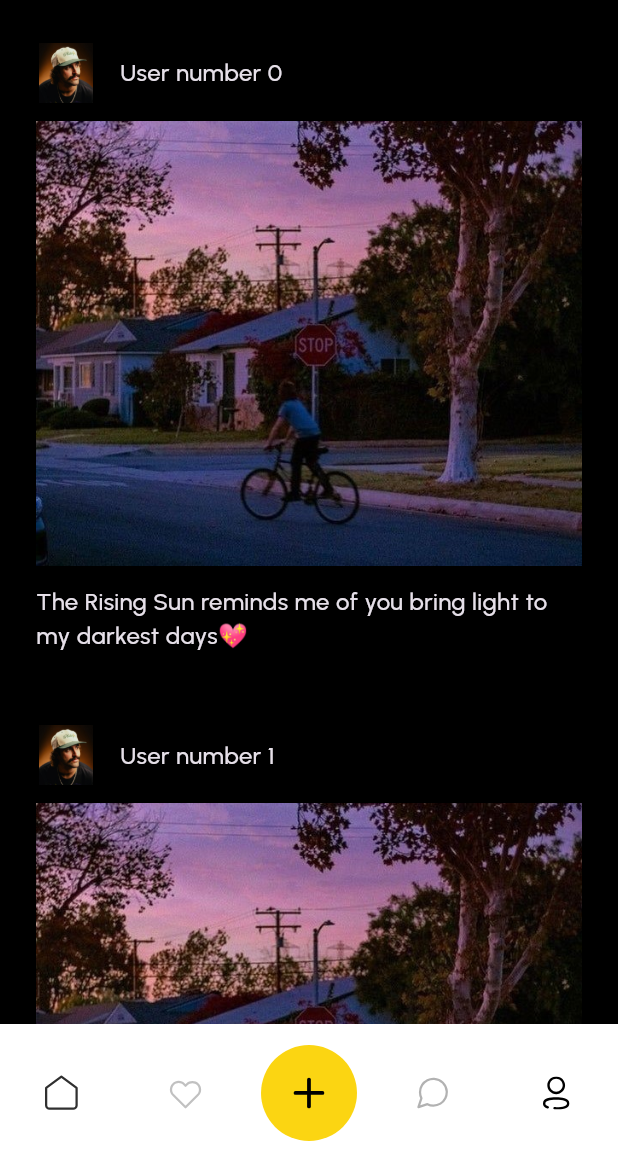
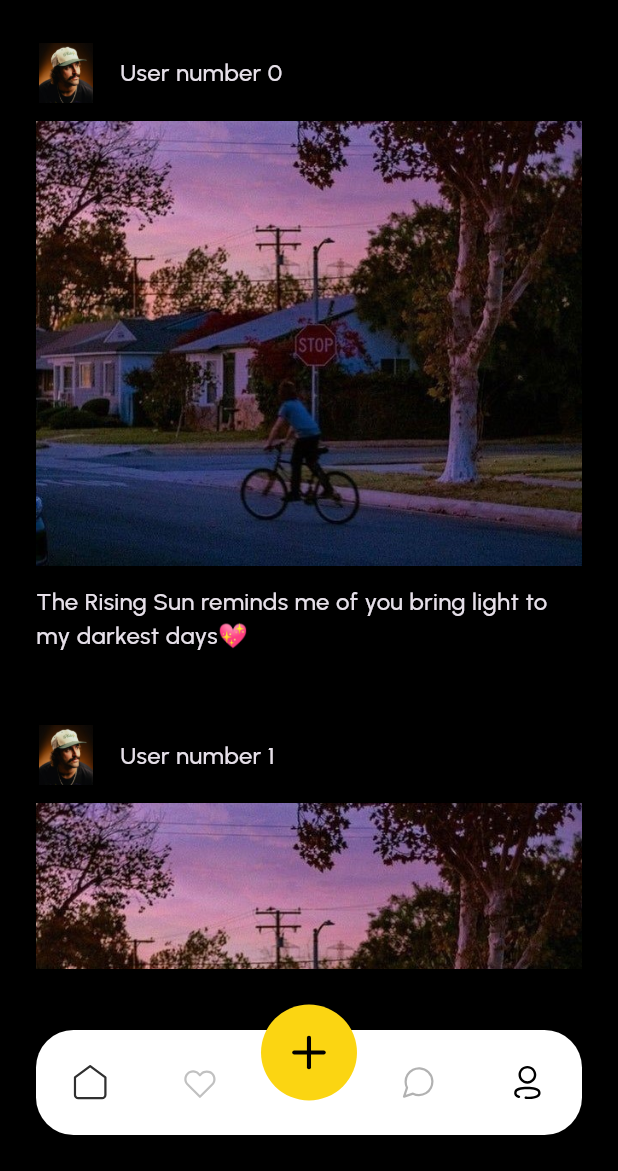
Before and after one commit to rhitverse/flutter, a Flutter app: the MainPage screen opened by its route, on a phone screen of 412 x 824 dp, the part 65-1236 px from its top. Run offline on Flutter 3.47's test engine with Material 3 defaults, Android fonts, the light colour scheme and no system bars; our stand-ins replace flutter_svg.

Commit message:
flutter14

```diff
--- a/lib/pages/main_page.dart
+++ b/lib/pages/main_page.dart
@@ -3,6 +3,8 @@ import 'package:coading/pages/home_page.dart';
 import 'package:coading/pages/profile_page.dart';
 import 'package:flutter/material.dart';
 import 'package:flutter_svg/svg.dart';
+
+import '../styles/app_colors.dart';
 
 class MainPage extends StatefulWidget {
   const MainPage({super.key});
@@ -12,72 +14,107 @@ class MainPage extends StatefulWidget {
 }
 
 class _MainPageState extends State<MainPage> {
-  int currentIndex = 0;
+  Menus currentIndex = Menus.home;
+
   @override
   Widget build(BuildContext context) {
     return Scaffold(
-      body: pages[currentIndex],
-      bottomNavigationBar:
-      BottomNavigationBar(
-        items: [
-          BottomNavigationBarItem(
-            icon: SvgPicture.asset(AppIcon.icHome),
-            label: 'Home',
-          ),
-          BottomNavigationBarItem(
-            icon: SvgPicture.asset(AppIcon.icFavorite),
-            label: 'Favorite',
-          ),
-          BottomNavigationBarItem(
-            icon: SvgPicture.asset(AppIcon.icAdd),
-            label: 'Add Post',
-          ),
-          BottomNavigationBarItem(
-            icon: SvgPicture.asset(AppIcon.icMessage),
-            label: 'Massage',
-          ),
-          BottomNavigationBarItem(
-            icon: SvgPicture.asset(AppIcon.icUser),
-            label: 'User',
-          ),
-        ],
-        currentIndex: currentIndex,
-        onTap: (index) {
+      body: pages[currentIndex.index],
+      bottomNavigationBar: MyButtonNavigation(
+          currentIndex: currentIndex.index,
+        onTap: (value) {
             setState(() {
-            currentIndex = index;
+              currentIndex = value;
             });
             },
-        type: BottomNavigationBarType.fixed,
-        showSelectedLabels: false,
-        showUnselectedLabels: false,
-        backgroundColor: Colors.white,
       ),
     );
   }
 
   final pages = [
     HomePage(),
-    Center(child: Text('Favorite')),
-    Center(child: Text('Add Post')),
-    Center(child: Text('Massages')),
+    Center(
+      child: Text('Favorite'),
+  ),
+    Center(
+      child: Text('Add Post'),
+    ),
+    Center(
+      child: Text('Massages'),
+    ),
     ProfilePage(),
   ];
 }
-
-class MyBottomNavigation extends StatelessWidget {
-  const MyBottomNavigation({super.key});
-
+enum Menus{
+  home,
+  favorite,
+  addPost,
+  massages,
+  user,
+}
+class MyButtonNavigation extends StatelessWidget {
+  final int currentIndex;
+  final ValueChanged<Menus> onTap;
+  const MyButtonNavigation(
+      {super.key, required this.currentIndex, required this.onTap});
   @override
   Widget build(BuildContext context) {
-    return Stack(
+    return Container(
+      height: 87,
+      margin: EdgeInsets.all(24),
+      child: Stack(
         children: [
-        Container(
+          Positioned(
+            left: 0,
+            right: 0,
+            top: 17,
+            child: Container(
+              height: 70,
               decoration: BoxDecoration(
                   color: Colors.white,
                   borderRadius: BorderRadius.all(Radius.circular(25))
               ),
+              child: Row(
+                children: [
+                  Expanded(
+                      child: IconButton(onPressed: () =>onTap(Menus.home),
+
+                          icon: SvgPicture.asset(AppIcon.icHome))),
+                  Expanded(
+                      child: IconButton(onPressed: () =>onTap(Menus.favorite),
+                          icon: SvgPicture.asset(AppIcon.icFavorite))),
+                  Spacer(),
+                  Expanded(
+                      child: IconButton(onPressed: () =>onTap(Menus.massages),
+                          icon: SvgPicture.asset(AppIcon.icMessage))),
+                  Expanded(
+                      child: IconButton(onPressed: () =>onTap(Menus.user),
+                          icon: SvgPicture.asset(AppIcon.icUser))),
+
+                ],
+              ),
+            ),
+          ),
+          Positioned(
+            left: 0,
+            right: 0,
+            top: 0,
+            child: GestureDetector(
+              onTap: () => onTap(Menus.addPost),
+              child: Container(
+                width: 64,
+                height: 64,
+                padding: EdgeInsets.all(20),
+                decoration: BoxDecoration(
+                  color: AppColors.primary,
+                  shape: BoxShape.circle,
+                ),
+                child: SvgPicture.asset(AppIcon.icAdd),
+              ),
+            ),
           )
         ],
+      ),
     );
   }
 }
```
Also changed, not shown: assets/svg/ic_add.svg. Lines whose indentation alone changed are shown as unchanged.
